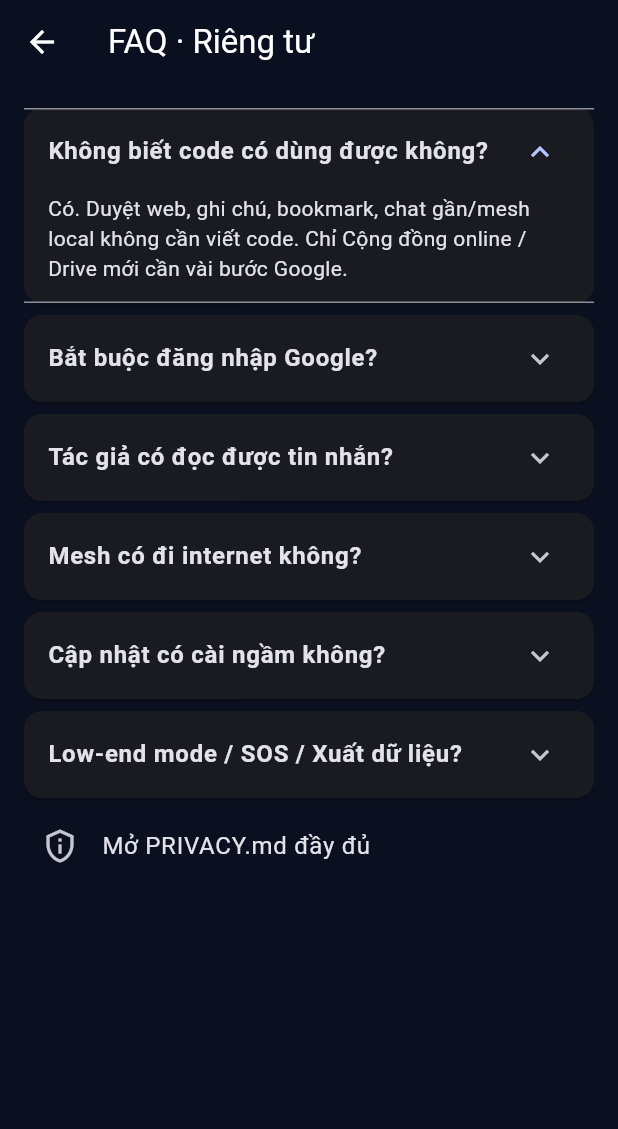
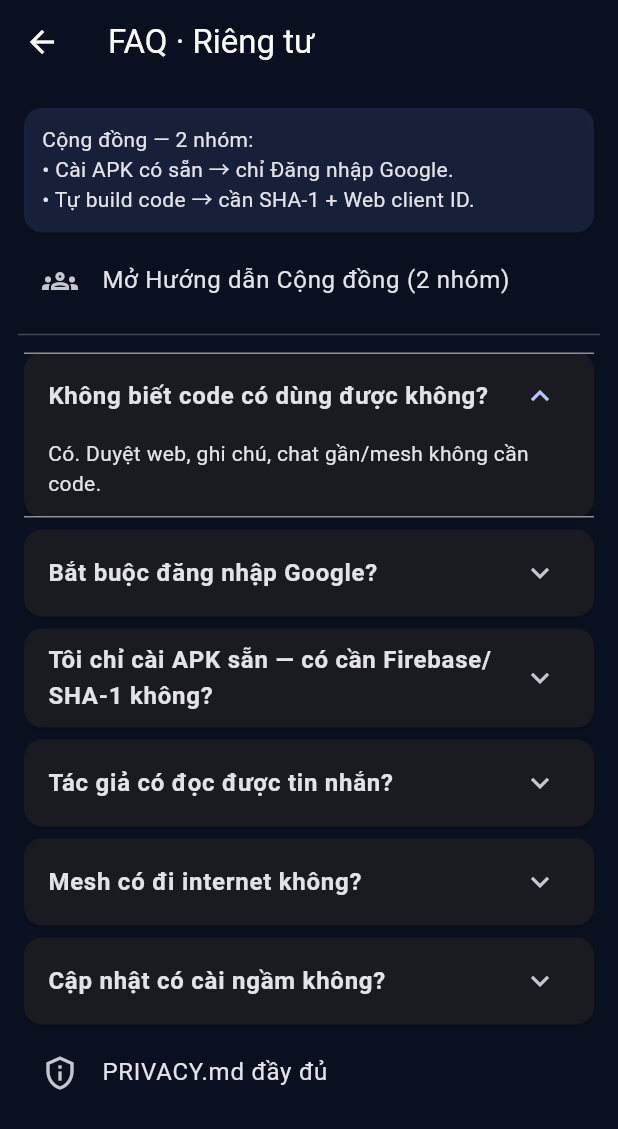
Before and after one commit to BachDaThan/K-nh, a Flutter app: the FaqScreen screen opened directly, after a tap on "Không biết code có dùng được không?", on a phone screen of 412 x 824 dp. Shown: the top 1129 px of the screen. Run offline on Flutter 3.47's test engine with Material 3 defaults, Android fonts, the light colour scheme and no system bars; our stand-ins replace connectivity_plus, file_picker, firebase_auth, firebase_core, firebase_database, flutter_secure_storage and 7 more; missing offline and left inert: cryptography, installed_apps, webview_flutter_android; accounts and stored records are empty; network calls fail.

Commit message:
docs/UI: Community guide splits APK users vs self-build

```diff
--- a/lib/screens/community_setup_sheet.dart
+++ b/lib/screens/community_setup_sheet.dart
@@ -3,7 +3,7 @@ import 'package:url_launcher/url_launcher.dart';
 
 import '../chat/google_auth_config.dart';
 
-/// Wizard nhẹ: không bắt buộc; dán Web client ID trong app.
+/// Hướng dẫn Cộng đồng — tách rõ 2 nhóm để khỏi hiểu lầm.
 class CommunitySetupSheet extends StatefulWidget {
   const CommunitySetupSheet({super.key});
 
@@ -14,6 +14,8 @@ class CommunitySetupSheet extends StatefulWidget {
 class _CommunitySetupSheetState extends State<CommunitySetupSheet> {
   final _ctrl = TextEditingController();
   bool _loaded = false;
+  /// 0 = user APK sẵn, 1 = tự build từ repo
+  int _group = 0;
 
   @override
   void initState() {
@@ -23,7 +25,8 @@ class _CommunitySetupSheetState extends State<CommunitySetupSheet> {
 
   Future<void> _init() async {
     await loadGoogleWebClientIdOverride();
-    _ctrl.text = kGoogleWebClientId.contains('REPLACE') ? '' : kGoogleWebClientId;
+    final id = kGoogleWebClientId;
+    _ctrl.text = id.contains('REPLACE') ? '' : id;
     setState(() => _loaded = true);
   }
 
@@ -37,40 +40,163 @@ class _CommunitySetupSheetState extends State<CommunitySetupSheet> {
   Widget build(BuildContext context) {
     return DraggableScrollableSheet(
       expand: false,
-      initialChildSize: 0.75,
-      maxChildSize: 0.95,
+      initialChildSize: 0.85,
+      minChildSize: 0.45,
+      maxChildSize: 0.98,
       builder: (_, scroll) {
         return ListView(
           controller: scroll,
-          padding: const EdgeInsets.all(16),
+          padding: const EdgeInsets.fromLTRB(16, 12, 16, 24),
           children: [
-            Text('Cộng đồng (tuỳ chọn)',
-                style: Theme.of(context).textTheme.titleLarge),
+            Text(
+              'Cộng đồng (chat online)',
+              style: Theme.of(context).textTheme.titleLarge,
+            ),
+            const SizedBox(height: 6),
+            Text(
+              'Không bắt buộc để duyệt web, ghi chú, chat gần / mesh offline.',
+              style: TextStyle(
+                fontSize: 13,
+                color: Theme.of(context).colorScheme.onSurfaceVariant,
+              ),
+            ),
+            const SizedBox(height: 14),
+            Text(
+              'Bạn thuộc nhóm nào?',
+              style: Theme.of(context).textTheme.titleSmall,
+            ),
             const SizedBox(height: 8),
-            const Text(
-              'Không bắt buộc để duyệt web / chat gần / mesh.\n'
-              'Chỉ cần khi muốn chat online qua Firebase + Google.',
-              style: TextStyle(fontSize: 13),
+            SegmentedButton<int>(
+              segments: const [
+                ButtonSegment(
+                  value: 0,
+                  label: Text('Cài APK có sẵn'),
+                  icon: Icon(Icons.download_done, size: 18),
                 ),
-            const Divider(height: 24),
-            const Text('Bước 1 — Firebase Console',
-                style: TextStyle(fontWeight: FontWeight.bold)),
-            const Text(
-              '• Project của app → Authentication → Sign-in method → bật Google\n'
-              '• Project settings → app Android → thêm SHA-1 keystore release\n'
-              '• Authentication → Google → copy Web client ID',
-              style: TextStyle(fontSize: 12),
+                ButtonSegment(
+                  value: 1,
+                  label: Text('Tự build code'),
+                  icon: Icon(Icons.code, size: 18),
                 ),
-            TextButton(
+              ],
+              selected: {_group},
+              onSelectionChanged: (s) => setState(() => _group = s.first),
+            ),
+            const SizedBox(height: 16),
+            if (_group == 0) _groupEndUser(context) else _groupDeveloper(context),
+          ],
+        );
+      },
+    );
+  }
+
+  Widget _groupEndUser(BuildContext context) {
+    return Column(
+      crossAxisAlignment: CrossAxisAlignment.stretch,
+      children: [
+        _card(
+          context,
+          title: 'Nhóm A — Chỉ tải APK từ Releases (Kinh.apk)',
+          child: const Text(
+            'Bạn không cần tạo Firebase, không cần biết SHA-1, '
+            'không cần dán Web client ID.\n\n'
+            'Làm lần lượt:\n'
+            '1. Cài đúng file APK do nhà phát hành đăng trên GitHub Releases.\n'
+            '2. Mở app → Cộng đồng → bấm Đăng nhập Google.\n'
+            '3. Chọn tài khoản Google và cho phép.\n\n'
+            'Phần Firebase + SHA-1 + Web client ID đã do người phát hành APK '
+            'cấu hình sẵn một lần. Bạn chỉ dùng.',
+            style: TextStyle(fontSize: 13, height: 1.35),
+          ),
+        ),
+        const SizedBox(height: 10),
+        _card(
+          context,
+          title: 'Nếu vẫn báo CONFIGURATION_NOT_FOUND / lỗi đăng nhập',
+          child: const Text(
+            'Không phải bạn “chưa đăng ký Firebase”.\n'
+            'Thường là bản APK chưa khớp cấu hình phía nhà phát hành '
+            '(thiếu SHA-1 keystore trên Firebase Console).\n\n'
+            'Việc nên làm: báo nhà phát hành / chờ bản APK mới.\n'
+            'Ô dán Web client ID bên dưới chỉ dùng khi được hướng dẫn cụ thể — '
+            'user thường không cần đụng.',
+            style: TextStyle(fontSize: 13, height: 1.35),
+          ),
+        ),
+        const SizedBox(height: 12),
+        ExpansionTile(
+          title: const Text('Tuỳ chọn nâng cao (ít khi cần)'),
+          subtitle: const Text('Chỉ khi nhà phát hành bảo bạn dán ID'),
+          children: [
+            Padding(
+              padding: const EdgeInsets.fromLTRB(8, 0, 8, 12),
+              child: _pasteIdBlock(context),
+            ),
+          ],
+        ),
+      ],
+    );
+  }
+
+  Widget _groupDeveloper(BuildContext context) {
+    return Column(
+      crossAxisAlignment: CrossAxisAlignment.stretch,
+      children: [
+        _card(
+          context,
+          title: 'Nhóm B — Clone repo / tự build APK',
+          child: const Text(
+            'APK bạn build có chữ ký (SHA-1) khác bản phát hành công khai. '
+            'Firebase sẽ từ chối đăng nhập nếu chưa cấu hình đúng.\n\n'
+            'Bạn chọn một trong hai hướng:\n'
+            '• Dùng Firebase project của chính bạn (khuyến nghị khi fork), hoặc\n'
+            '• Dùng chung project có sẵn trong repo (nếu chủ project cho phép) '
+            'và thêm SHA-1 keystore của bạn vào project đó.',
+            style: TextStyle(fontSize: 13, height: 1.35),
+          ),
+        ),
+        const SizedBox(height: 10),
+        _card(
+          context,
+          title: 'Checklist bắt buộc khi tự build',
+          child: const Text(
+            '1. Firebase Console → Authentication → bật Google Sign-In.\n'
+            '2. Project settings → app Android (package com.bachdathan.kinh '
+            'hoặc package bạn đổi) → thêm SHA-1:\n'
+            '   keytool -list -v -keystore <file-ký-apk-của-bạn>\n'
+            '3. Authentication → Google → copy Web client ID '
+            '(dạng ….apps.googleusercontent.com).\n'
+            '4. Dán Web client ID vào ô bên dưới → Lưu (không cần sửa file code).\n'
+            '5. Build lại / cài lại APK → mở Cộng đồng → Đăng nhập Google.\n\n'
+            'Thiếu bước 2 (SHA-1) là nguyên nhân hay gặp nhất của '
+            'CONFIGURATION_NOT_FOUND.',
+            style: TextStyle(fontSize: 13, height: 1.35),
+          ),
+        ),
+        const SizedBox(height: 8),
+        TextButton.icon(
           onPressed: () => launchUrl(
             Uri.parse('https://console.firebase.google.com/'),
             mode: LaunchMode.externalApplication,
           ),
-              child: const Text('Mở Firebase Console'),
+          icon: const Icon(Icons.open_in_new, size: 18),
+          label: const Text('Mở Firebase Console'),
         ),
         const SizedBox(height: 12),
-            const Text('Bước 2 — Dán Web client ID vào đây (không sửa code)',
-                style: TextStyle(fontWeight: FontWeight.bold)),
+        Text(
+          'Web client ID (bắt buộc với nhóm tự build)',
+          style: Theme.of(context).textTheme.titleSmall,
+        ),
+        const SizedBox(height: 8),
+        _pasteIdBlock(context),
+      ],
+    );
+  }
+
+  Widget _pasteIdBlock(BuildContext context) {
+    return Column(
+      crossAxisAlignment: CrossAxisAlignment.stretch,
+      children: [
         if (_loaded)
           TextField(
             controller: _ctrl,
@@ -78,6 +204,7 @@ class _CommunitySetupSheetState extends State<CommunitySetupSheet> {
               labelText: 'Web client ID',
               hintText: '….apps.googleusercontent.com',
               border: OutlineInputBorder(),
+              isDense: true,
             ),
             maxLines: 2,
           ),
@@ -89,24 +216,36 @@ class _CommunitySetupSheetState extends State<CommunitySetupSheet> {
               ScaffoldMessenger.of(context).showSnackBar(
                 const SnackBar(
                   content: Text(
-                        'Đã lưu. Mở lại tab Cộng đồng / khởi động lại app rồi đăng nhập.',
+                    'Đã lưu trên máy. Hãy mở lại Cộng đồng / khởi động lại app rồi đăng nhập.',
                   ),
                 ),
               );
-                  Navigator.pop(context);
             }
           },
-              child: const Text('Lưu trong app'),
-            ),
-            const SizedBox(height: 16),
-            const Text(
-              'Vẫn lỗi CONFIGURATION_NOT_FOUND?\n'
-              '→ SHA-1 chưa khớp file APK đang cài, hoặc Google Sign-In chưa bật.',
-              style: TextStyle(fontSize: 12, color: Colors.orangeAccent),
+          child: const Text('Lưu Web client ID trên máy này'),
         ),
       ],
     );
-      },
+  }
+
+  Widget _card(
+    BuildContext context, {
+    required String title,
+    required Widget child,
+  }) {
+    return Card(
+      margin: EdgeInsets.zero,
+      child: Padding(
+        padding: const EdgeInsets.all(12),
+        child: Column(
+          crossAxisAlignment: CrossAxisAlignment.start,
+          children: [
+            Text(title, style: const TextStyle(fontWeight: FontWeight.w700)),
+            const SizedBox(height: 8),
+            child,
+          ],
+        ),
+      ),
     );
   }
 }
--- a/lib/screens/faq_screen.dart
+++ b/lib/screens/faq_screen.dart
@@ -1,40 +1,38 @@
 import 'package:flutter/material.dart';
-import 'package:flutter/services.dart';
 import 'package:url_launcher/url_launcher.dart';
 
 import '../legal/legal_urls.dart';
+import 'community_setup_sheet.dart';
 
-/// FAQ trong app (nội dung đồng bộ tinh thần FAQ.md trên repo).
 class FaqScreen extends StatelessWidget {
   const FaqScreen({super.key});
 
   static const _items = <(String, String)>[
     (
       'Không biết code có dùng được không?',
-      'Có. Duyệt web, ghi chú, bookmark, chat gần/mesh local không cần viết code. '
-          'Chỉ Cộng đồng online / Drive mới cần vài bước Google.',
+      'Có. Duyệt web, ghi chú, chat gần/mesh không cần code.',
     ),
     (
       'Bắt buộc đăng nhập Google?',
-      'Không. Không đăng nhập vẫn dùng phần local. Google chỉ cho Cộng đồng và Drive (nếu bật).',
+      'Không. Google chỉ cho Cộng đồng online và Drive (nếu bật).',
+    ),
+    (
+      'Tôi chỉ cài APK sẵn — có cần Firebase/SHA-1 không?',
+      'Không. Chỉ bấm Đăng nhập Google. SHA-1/Web client ID do nhà phát hành cấu hình. '
+          'Chỉ người tự build code mới cần cấu hình.',
     ),
     (
       'Tác giả có đọc được tin nhắn?',
-      'Chat LAN/Mesh: không qua server Kính. Cộng đồng Firebase: dữ liệu trên project Firebase — '
-          'người có quyền Console có thể xem được; không muốn thì đừng dùng Cộng đồng.',
+      'LAN/Mesh: không qua server Kính. Cộng đồng Firebase: trên cloud — '
+          'người có quyền Console có thể xem; không muốn thì đừng dùng Cộng đồng.',
     ),
     (
       'Mesh có đi internet không?',
-      'Không bắt buộc. LAN/Mesh là P2P. Không cam kết tầm vài km chỉ bằng điện thoại; gọi tốt nhất 1-hop.',
+      'Không bắt buộc. P2P local. Không cam kết tầm vài km chỉ bằng điện thoại.',
     ),
     (
       'Cập nhật có cài ngầm không?',
-      'Không. Tải bản mới rồi bạn xác nhận cài.',
-    ),
-    (
-      'Low-end mode / SOS / Xuất dữ liệu?',
-      'Low-end: giảm animation, tối đa ~3 tab. SOS: broadcast tin cố định tới máy gần. '
-          'Xuất: bookmark HTML, ghi chú MD, lịch sử CSV — không nhốt data.',
+      'Không. Tải xong bạn xác nhận cài.',
     ),
   ];
 
@@ -45,10 +43,36 @@ class FaqScreen extends StatelessWidget {
       body: ListView(
         padding: const EdgeInsets.all(12),
         children: [
+          Card(
+            color: Theme.of(context)
+                .colorScheme
+                .primaryContainer
+                .withOpacity(0.35),
+            child: const Padding(
+              padding: EdgeInsets.all(12),
+              child: Text(
+                'Cộng đồng — 2 nhóm:\n'
+                '• Cài APK có sẵn → chỉ Đăng nhập Google.\n'
+                '• Tự build code → cần SHA-1 + Web client ID.',
+                style: TextStyle(height: 1.35),
+              ),
+            ),
+          ),
+          ListTile(
+            leading: const Icon(Icons.groups_outlined),
+            title: const Text('Mở Hướng dẫn Cộng đồng (2 nhóm)'),
+            onTap: () => showModalBottomSheet(
+              context: context,
+              isScrollControlled: true,
+              builder: (_) => const CommunitySetupSheet(),
+            ),
+          ),
+          const Divider(),
           for (final e in _items)
             Card(
               child: ExpansionTile(
-                title: Text(e.$1, style: const TextStyle(fontWeight: FontWeight.w600)),
+                title:
+                    Text(e.$1, style: const TextStyle(fontWeight: FontWeight.w600)),
                 children: [
                   Padding(
                     padding: const EdgeInsets.fromLTRB(16, 0, 16, 12),
@@ -59,7 +83,7 @@ class FaqScreen extends StatelessWidget {
             ),
           ListTile(
             leading: const Icon(Icons.privacy_tip_outlined),
-            title: const Text('Mở PRIVACY.md đầy đủ'),
+            title: const Text('PRIVACY.md đầy đủ'),
             onTap: () => launchUrl(
               Uri.parse(LegalUrls.privacyPolicy),
               mode: LaunchMode.externalApplication,
--- a/pubspec.yaml
+++ b/pubspec.yaml
@@ -2,7 +2,7 @@ name: kinh
 description: "Kính - Trình duyệt Dashboard All-in-One, minh bạch và riêng tư."
 publish_to: 'none'
 
-version: 0.14.0+45
+version: 0.14.1+46
 
 environment:
   sdk: '>=3.3.0 <4.0.0'
--- a/version.json
+++ b/version.json
@@ -1,6 +1,6 @@
 {
-  "version": "0.14.0",
+  "version": "0.14.1",
   "apk_url": "https://github.com/BachDaThan/K-nh/releases/download/latest/Kinh.apk",
   "exe_url": "https://github.com/BachDaThan/K-nh/releases/download/latest/Kinh-Windows.zip",
-  "changelog": "FAQ, export HTML/MD/CSV, SOS broadcast, community setup in-app, low-end clarified"
+  "changelog": "Community guide: split end-user vs self-build, clear no-Firebase for APK users"
 }
```
Also changed, not shown: 3 other files. Lines whose indentation alone changed are shown as unchanged.
